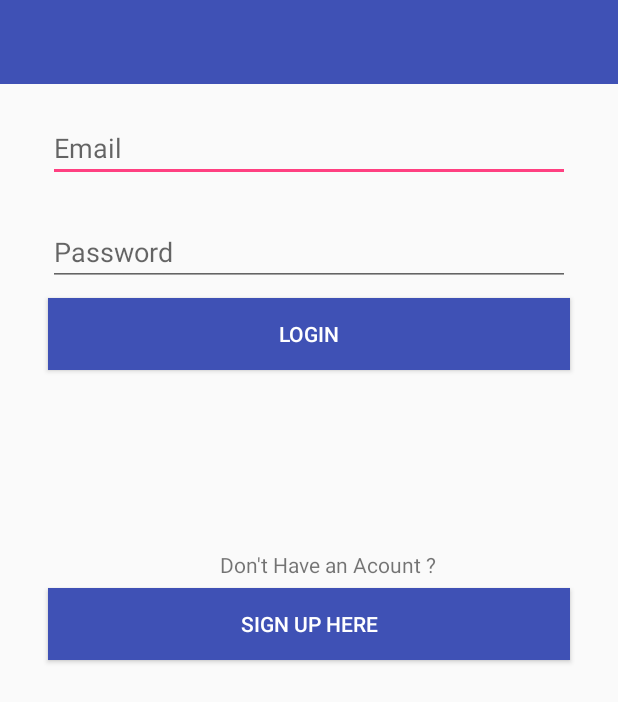
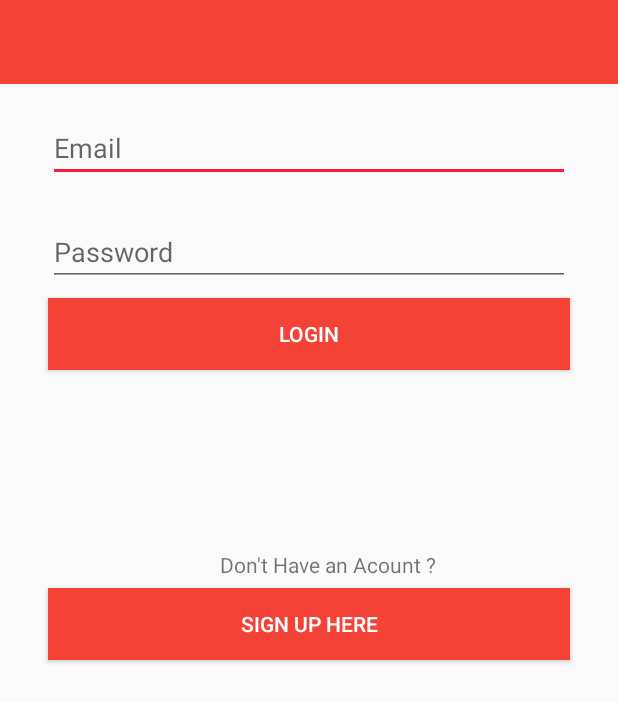
Before and after one commit to kevinjam/TalkTome-Chat, an Android app: the screen it shows after launch (LoginActivity), after a tap on "LOGIN", on a phone screen of 412 x 824 dp. Shown: the top 702 px of the screen. Run offline under Robolectric (Android 15) with nearby library versions, the phone set to English and light mode, and no system bars; our stand-ins replace Volley; libraries missing offline, so code that uses them is left out: io.socket.client, io.socket.emitter; 3 statements that could not run were skipped; 1 other tap on this screen came first.

Commit message:
send and receive message

```diff
--- a/app/src/main/java/com/kevinjanvier/talktome/controller/MainActivity.kt
+++ b/app/src/main/java/com/kevinjanvier/talktome/controller/MainActivity.kt
@@ -8,12 +8,15 @@ import android.support.v4.view.GravityCompat
 import android.support.v7.app.ActionBarDrawerToggle
 import android.support.v7.app.AlertDialog
 import android.support.v7.app.AppCompatActivity
+import android.support.v7.widget.LinearLayoutManager
 import android.view.View
 import android.view.inputmethod.InputMethodManager
 import android.widget.ArrayAdapter
 import android.widget.EditText
 import com.kevinjanvier.talktome.R
+import com.kevinjanvier.talktome.adapters.MessageAdapter
 import com.kevinjanvier.talktome.model.Channel
+import com.kevinjanvier.talktome.model.Message
 import com.kevinjanvier.talktome.services.AuthService
 import com.kevinjanvier.talktome.services.MessageService
 import com.kevinjanvier.talktome.services.UserDataService
@@ -30,12 +33,19 @@ class MainActivity : AppCompatActivity() {
 
     val socket = IO.socket(SOCKET_URL)
     lateinit var channelAdapter :ArrayAdapter<Channel>
+    lateinit var messageAdapter:MessageAdapter
     var selectedChannel :Channel?=null
 
 
     private fun setUpadapter(){
-        channelAdapter = ArrayAdapter(this,android.R.layout.simple_list_item_1, MessageService.channels)
+        channelAdapter = ArrayAdapter(this,android.R.layout.simple_list_item_1,
+                MessageService.channels)
         channel_list.adapter = channelAdapter
+
+        messageAdapter = MessageAdapter(this, MessageService.messages)
+        messageListView.adapter = messageAdapter
+        val layoutManager= LinearLayoutManager(this)
+        messageListView.layoutManager = layoutManager
     }
 
     override fun onCreate(savedInstanceState: Bundle?) {
@@ -43,20 +53,25 @@ class MainActivity : AppCompatActivity() {
         setContentView(R.layout.activity_main)
         setSupportActionBar(toolbar)
 
+        socket.connect()
+        socket.on("channelCreated", onNewChannel)
+        socket.on("messageCreated", onNewMessage)
+
         val toggle = ActionBarDrawerToggle(
                 this, drawer_layout, toolbar, R.string.navigation_drawer_open, R.string.navigation_drawer_close)
         drawer_layout.addDrawerListener(toggle)
         toggle.syncState()
         setUpadapter()
 
+        LocalBroadcastManager.getInstance(this).registerReceiver(userDataChangedReceiver,
+                IntentFilter(BROADCAST_USER_DATA_CHANGE))
 
-        channel_list.setOnItemClickListener{
-            _, _, i, _ ->
-
+        channel_list.setOnItemClickListener { _, _, i, _ ->
             selectedChannel = MessageService.channels[i]
             drawer_layout.closeDrawer(GravityCompat.START)
             updatewithChannel()
         }
+
 
 
         if (App.prefs.islogginIn){
@@ -85,6 +100,7 @@ class MainActivity : AppCompatActivity() {
                         if (MessageService.channels.count() >0){
                             selectedChannel = MessageService.channels[0]
                             channelAdapter.notifyDataSetChanged()
+                            updatewithChannel()
                         }
                     }
                 }
@@ -92,26 +108,22 @@ class MainActivity : AppCompatActivity() {
         }
     }
 
-    fun updatewithChannel(){
-        messagechannelLogin.text = "#${selectedChannel?.name}"
+    fun updatewithChannel() {
+        mainChannelName.text = "#${selectedChannel?.name}"
+        // download messages for channel
+        if (selectedChannel != null) {
+            MessageService.getMessages(selectedChannel!!.channelId) { complete ->
+                if (complete) {
+                    messageAdapter.notifyDataSetChanged()
+                    if (messageAdapter.itemCount > 0) {
+                        messageListView.smoothScrollToPosition(messageAdapter.itemCount - 1)
+                    }
+                }
+            }
+        }
     }
 
 
-    override fun onResume() {
-        super.onResume()
-        LocalBroadcastManager.getInstance(this).registerReceiver(userDataChangedReceiver,
-                IntentFilter(BROADCAST_USER_DATA_CHANGE
-        ))
-        socket.connect()
-    }
-
-    override fun onRestart() {
-        super.onRestart()
-        LocalBroadcastManager.getInstance(this).registerReceiver(userDataChangedReceiver,
-                IntentFilter(BROADCAST_USER_DATA_CHANGE
-        ))
-        socket.connect()
-    }
 
     override fun onDestroy() {
         socket.disconnect()
@@ -129,16 +141,19 @@ class MainActivity : AppCompatActivity() {
 
     fun loginNavClick(view: View) {
         if (App.prefs.islogginIn) {
-            //logout
             UserDataService.logout()
+            channelAdapter.notifyDataSetChanged()
+            messageAdapter.notifyDataSetChanged()
             userNameNavHeader.text = ""
             userEmailnavHeader.text = ""
             userImageNavHeader.setImageResource(R.drawable.profiledefault)
             userImageNavHeader.setBackgroundColor(Color.TRANSPARENT)
             loginnavBtn.text = "Login"
+            mainChannelName.text = "Please Login"
+
         } else {
-            val loginActivty = Intent(this, LoginActivity::class.java)
-            startActivity(loginActivty)
+            val loginIntent = Intent(this, LoginActivity::class.java)
+            startActivity(loginIntent)
         }
     }
 
@@ -168,6 +183,9 @@ class MainActivity : AppCompatActivity() {
     }
 
     private val onNewChannel = Emitter.Listener { args ->
+
+        if (App.prefs.islogginIn){
+
             runOnUiThread{
                 val channelName = args[0] as String
                 val channelDescription = args[1] as String
@@ -182,8 +200,55 @@ class MainActivity : AppCompatActivity() {
             }
         }
 
+    }
+
+
+    private val onNewMessage = Emitter.Listener { args ->
+        runOnUiThread {
+            //            val msgBody = args[0] as String
+//            val channelId = args[2] as String
+//            val userName = args[3] as String
+//            val userAvatar = args[4] as String
+//            val userAvatarColor = args[5] as String
+//            val id = args[6] as String
+//            val timeStamp = args[7] as String
+//
+//            val newMessage = Message(msgBody, userName, channelId, userAvatar, userAvatarColor, id, timeStamp)
+//            MessageService.messages.add(newMessage)
+//            println(newMessage.message)
+//            messageAdapter.notifyDataSetChanged()
+//            messageListView.smoothScrollToPosition(messageAdapter.itemCount -1)
+
+            val channelId = args[2] as String
+            if (channelId == selectedChannel?.channelId) {
+                val msgBody = args[0] as String
+
+                val userName = args[3] as String
+                val userAvatar = args[4] as String
+                val userAvatarColor = args[5] as String
+                val id = args[6] as String
+                val timeStamp = args[7] as String
+
+                val newMessage = Message(msgBody, userName, channelId, userAvatar, userAvatarColor, id, timeStamp)
+                MessageService.messages.add(newMessage)
+                messageAdapter.notifyDataSetChanged()
+                messageListView.smoothScrollToPosition(messageAdapter.itemCount - 1)
+            }
+        }
+    }
+
     fun sendMessageClick(view: View) {
+        if (App.prefs.islogginIn && messagetextField.text.isNotEmpty() && selectedChannel != null) {
+            val userId = UserDataService.id
+            val channelId = selectedChannel!!.channelId
+            socket.emit("newMessage", messagetextField.text.toString(), userId, channelId,
+                    UserDataService.name,
+                    UserDataService.avatarName,
+                    UserDataService.avatarColor)
+            messagetextField.text.clear()
             hideKeyboard()
+        }
+
     }
     /**
      * Function that hide a keyboard
--- a/app/src/main/java/com/kevinjanvier/talktome/model/Channel.kt
+++ b/app/src/main/java/com/kevinjanvier/talktome/model/Channel.kt
@@ -3,4 +3,8 @@ package com.kevinjanvier.talktome.model
 /**
  * Created by kevinjanvier on 14/01/2018.
  */
-class Channel (val name: String, val chanDesc:String, val channelId:String)
+class Channel(val name: String, val chanDesc: String, val channelId: String) {
+    override fun toString(): String {
+        return "#$name"
+    }
+}
--- a/app/src/main/java/com/kevinjanvier/talktome/services/UserDataService.kt
+++ b/app/src/main/java/com/kevinjanvier/talktome/services/UserDataService.kt
@@ -21,7 +21,6 @@ object UserDataService {
                 .replace("[", "")
                 .replace("]", "")
                 .replace(",", "")
-
         var r  =0
         var g = 0
         var b = 0
@@ -30,9 +29,7 @@ object UserDataService {
             r = (scanner.nextDouble() * 255).toInt()
             g = (scanner.nextDouble() * 255).toInt()
             b = (scanner.nextDouble() * 255).toInt()
-
         }
-
         return Color.rgb(r,g,b)
     }
 
@@ -46,5 +43,8 @@ object UserDataService {
         App.prefs.authToken = ""
         App.prefs.userEmail =""
         App.prefs.islogginIn = false
+
+        MessageService.clearMessages()
+        MessageService.clearChannel()
     }
 }
--- a/app/src/main/java/com/kevinjanvier/talktome/utilities/Constants.kt
+++ b/app/src/main/java/com/kevinjanvier/talktome/utilities/Constants.kt
@@ -3,13 +3,18 @@ package com.kevinjanvier.talktome.utilities
 /**
  * Created by kevinjanvier on 29/12/2017.
  */
-//const val BASE_URL="https://talktomechat.herokuapp.com/v1/"
+const val BASE_URL="https://talktomechat.herokuapp.com/v1/"
 //const val BASE_URL="https://chattychatkevin.herokuapp.com/v1/"
-const val BASE_URL = "https://devslopes-chattin.herokuapp.com/v1/"
+//const val BASE_URL = "https://devslopes-chattin.herokuapp.com/v1/"
 const val SOCKET_URL = "https://devslopes-chattin.herokuapp.com"
 
-const val URL_REGISTER ="${BASE_URL}account/register"
-const val URL_LOGIN ="${BASE_URL}account/login"
-const val URL_CREATE_USER ="${BASE_URL}user/add"
-const val URL_GET_CHANNELS="${BASE_URL}/channel/"
-const val BROADCAST_USER_DATA_CHANGE ="broadcast_user_data_change"
+const val URL_REGISTER = "${BASE_URL}account/register"
+const val URL_LOGIN = "${BASE_URL}account/login"
+const val URL_CREATE_USER = "${BASE_URL}user/add"
+const val URL_GET_USER = "${BASE_URL}user/byEmail/"
+const val URL_GET_CHANNELS = "${BASE_URL}channel/"
+const val URL_GET_MESSAGES = "${BASE_URL}message/byChannel/"
+
+
+// Broadcast Constants
+const val BROADCAST_USER_DATA_CHANGE = "BROADCAST_USER_DATA_CHANGE"
--- a/app/src/main/res/layout/content_main.xml
+++ b/app/src/main/res/layout/content_main.xml
@@ -10,7 +10,7 @@
 
 
     <TextView
-        android:id="@+id/messagechannelLogin"
+        android:id="@+id/mainChannelName"
         android:layout_width="0dp"
         android:layout_height="wrap_content"
         android:layout_marginEnd="8dp"
@@ -58,5 +58,5 @@
         app:layout_constraintEnd_toEndOf="parent"
         app:layout_constraintHorizontal_bias="0.0"
         app:layout_constraintStart_toStartOf="parent"
-        app:layout_constraintTop_toBottomOf="@+id/messagechannelLogin" />
+        app:layout_constraintTop_toBottomOf="@+id/mainChannelName" />
 </android.support.constraint.ConstraintLayout>
--- a/app/src/main/res/values/colors.xml
+++ b/app/src/main/res/values/colors.xml
@@ -1,6 +1,6 @@
 <?xml version="1.0" encoding="utf-8"?>
 <resources>
-    <color name="colorPrimary">#3F51B5</color>
-    <color name="colorPrimaryDark">#303F9F</color>
-    <color name="colorAccent">#FF4081</color>
+    <color name="colorPrimary">#F44336</color>
+    <color name="colorPrimaryDark">#C62828</color>
+    <color name="colorAccent">#FF1744</color>
 </resources>
```
Also changed, not shown: app/src/main/java/com/kevinjanvier/talktome/adapters/MessageAdapter.kt (added, +72 -0 lines), app/src/main/java/com/kevinjanvier/talktome/controller/CreateUserActivity.kt (+17 -26 lines), app/src/main/java/com/kevinjanvier/talktome/controller/LoginActivity.kt (+6 -15 lines), app/src/main/java/com/kevinjanvier/talktome/model/Message.kt (added, +8 -0 lines), app/src/main/java/com/kevinjanvier/talktome/services/AuthService.kt (+68 -30 lines), app/src/main/java/com/kevinjanvier/talktome/services/MessageService.kt (+61 -7 lines), app/src/main/res/layout/message_listview.xml (added, +51 -0 lines). Lines whose indentation alone changed are shown as unchanged.
